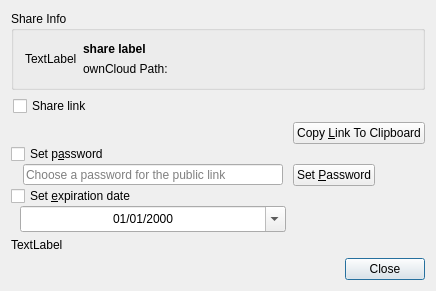
Old version of the form src/gui/sharedialog.ui in the repository owncloud/client.
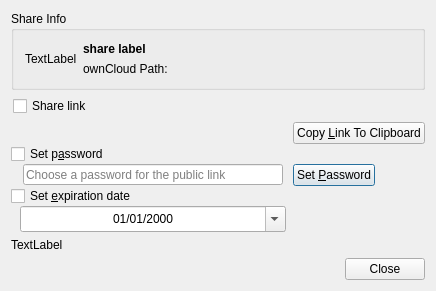
New version of the form. Custom widgets are drawn as their Qt base class.

Commit message:
make pushButton_setPassword default
this prevents the window from closing when hitting enter in the
lineEdit_password field

```diff
--- a/src/gui/sharedialog.ui
+++ b/src/gui/sharedialog.ui
@@ -404,6 +404,12 @@
           <property name="text">
            <string>Set &amp;Password</string>
           </property>
+          <property name="autoDefault">
+           <bool>false</bool>
+          </property>
+          <property name="default">
+           <bool>true</bool>
+          </property>
          </widget>
         </item>
         <item>
```
